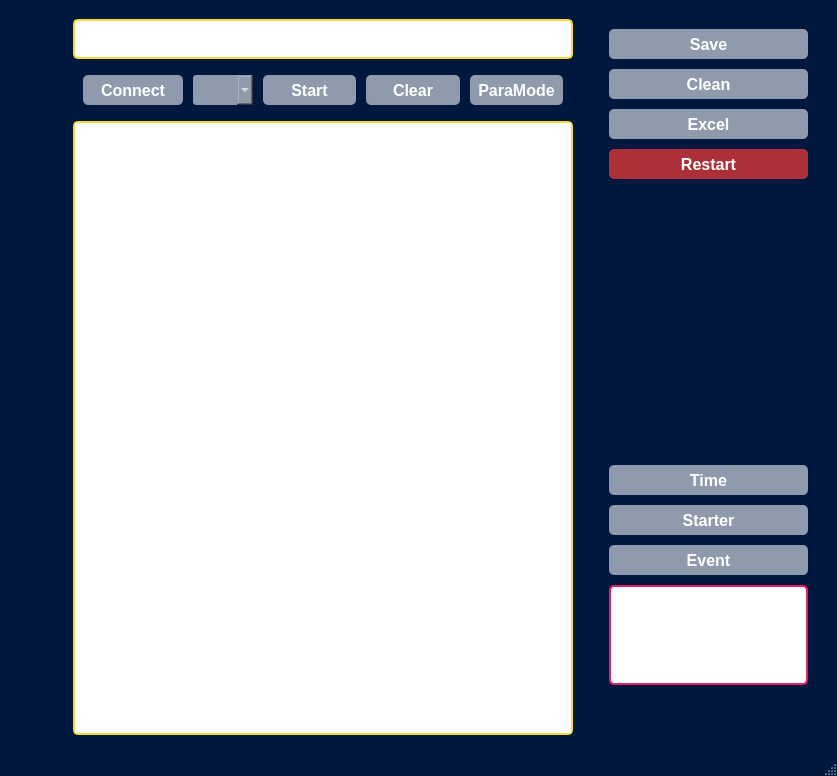
Before: the Qt Designer form lunch.ui in ahmadasmandar/fis_gui, drawn with Qt 5.
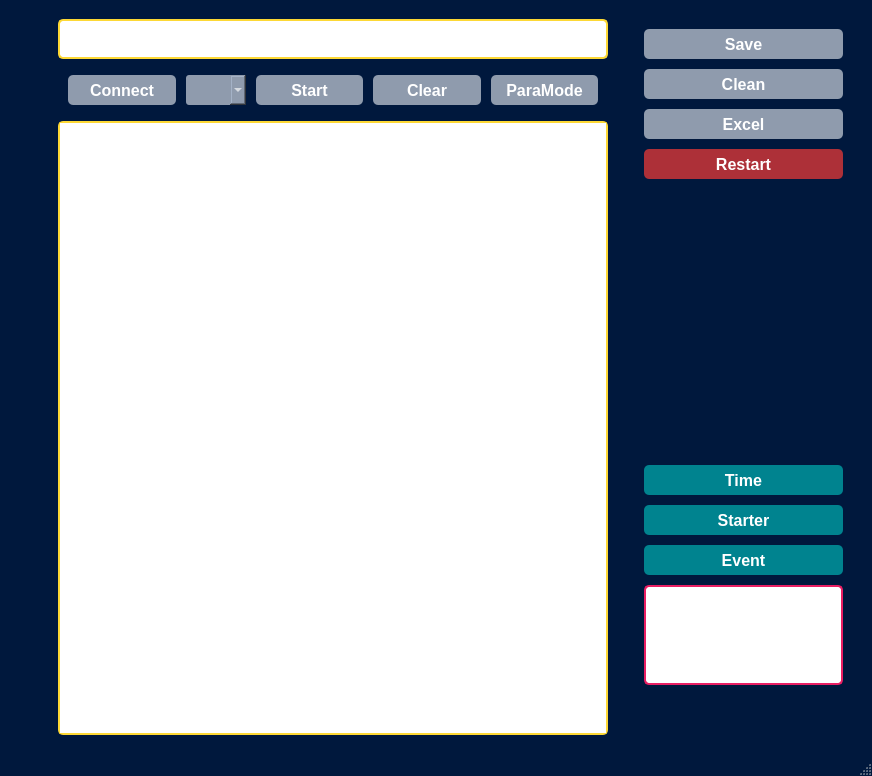
After: the same form once the commit is applied. Icons and pictures are not drawn.

Commit message: parameter input full

Diff of the .ui file:
```diff
--- a/lunch.ui
+++ b/lunch.ui
@@ -6,7 +6,7 @@
    <rect>
     <x>0</x>
     <y>0</y>
-    <width>837</width>
+    <width>872</width>
     <height>776</height>
    </rect>
   </property>
@@ -277,13 +277,13 @@
        <widget class="QTextEdit" name="terminal">
         <property name="minimumSize">
          <size>
-          <width>500</width>
+          <width>550</width>
           <height>0</height>
          </size>
         </property>
         <property name="maximumSize">
          <size>
-          <width>500</width>
+          <width>550</width>
           <height>16777215</height>
          </size>
         </property>
@@ -531,7 +531,7 @@
           <property name="styleSheet">
            <string notr="true">QPushButton{
   border-radius: 5px;
-  background-color: #8f9bad;
+  background-color: #00838f;
   color: white;
 }
 
@@ -567,7 +567,7 @@
           <property name="styleSheet">
            <string notr="true">QPushButton{
   border-radius: 5px;
-  background-color: #8f9bad;
+   background-color: #00838f;
   color: white;
 }
 
@@ -603,7 +603,7 @@
           <property name="styleSheet">
            <string notr="true">QPushButton{
   border-radius: 5px;
-  background-color: #8f9bad;
+  background-color: #00838f;
   color: white;
 }
 
```
The commit also changes 1 other file.
